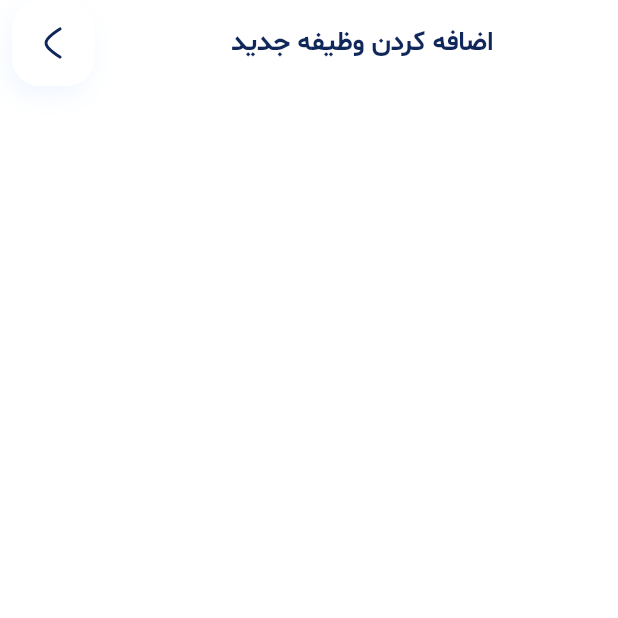
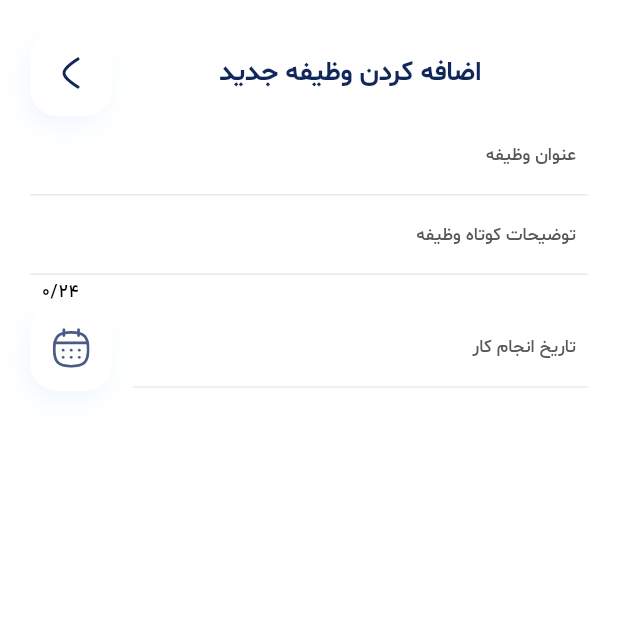
Before and after one commit to NovaTeamDevs/nova_task, a Flutter app: the screen it shows after launch, item 3 of the bottom bar chosen, on a phone screen of 412 x 824 dp, the top half of it. Run offline on Flutter 3.47's test engine with Material 3 defaults, Android fonts, the phone set to English and light mode, and no system bars; our stand-ins replace flutter_screenutil, flutter_svg, get, loading_animation_widget.

Commit message:
impl SelectedDateButton custom widget

```diff
--- a/lib/core/resources/app_strings.dart
+++ b/lib/core/resources/app_strings.dart
@@ -6,6 +6,9 @@ class AppStrings {
   static const homeMessage = "امیدواریم امروز تمام اهدافت رو با موفقیت تیک بزنی!";
   static const lastAddedTask = "جدیدترین وظیفه شما";
   static const viewAll = "مشاهده همه";
+  static const taskTitleLabel = "عنوان وظیفه";
+  static const taskDescription = "توضیحات کوتاه وظیفه";
+  static const taskDateLabel = "تاریخ انجام کار";
   static const addTask = "اضافه کردن وظیفه جدید";
   static const todayTaskListHeader = "لیست کارهای امروز شما";
 }
--- a/lib/core/resources/theme_management.dart
+++ b/lib/core/resources/theme_management.dart
@@ -8,17 +8,20 @@ class ThemeManagement {
     colorScheme: ColorScheme.light(
       background: const Color(0xFFFFFFFF),
       primary: const Color(0xFF5B67CA),
-      shadow: Color(0xFFF1F7FF),
+      shadow: const Color(0xFFF1F7FF),
+
       primaryContainer: const Color(0xFF5B67CA).withOpacity(0.30)
     ),
     navigationBarTheme: const NavigationBarThemeData(
       backgroundColor: Colors.white,
-
     ),
-    appBarTheme: const AppBarTheme(
-      backgroundColor: Color(0xFFFFFFFF),
-      surfaceTintColor: Color(0xFFFFFFFF),
-      titleTextStyle: TextStyle(fontFamily: "shabnam",fontSize: 16,fontWeight: FontWeight.w700,color: Color(0xFF10275A)),
+    inputDecorationTheme: const InputDecorationTheme(
+      enabledBorder: UnderlineInputBorder(
+        borderSide: BorderSide(color:Color(0xFFE8E9F3)),
+      ),
+      focusedBorder: UnderlineInputBorder(
+        borderSide: BorderSide(color:Color(0xFF5B67CA)),
+      ),
     ),
     textTheme: const TextTheme(
       titleMedium: TextStyle(fontSize: 18,fontWeight: FontWeight.w700,color: Color(0xFF10275A)),
--- a/lib/core/widgets/back_button_widget.dart
+++ b/lib/core/widgets/back_button_widget.dart
@@ -2,7 +2,6 @@ import 'package:flutter/material.dart';
 import 'package:flutter_screenutil/flutter_screenutil.dart';
 import 'package:flutter_svg/svg.dart';
 import 'package:get/get.dart';
-import 'package:nova_task/core/resources/dimens.dart';
 
 class BackButtonWidget extends StatelessWidget {
   const BackButtonWidget({
@@ -14,7 +13,6 @@ class BackButtonWidget extends StatelessWidget {
     return GestureDetector(
       onTap: () => Get.back(),
       child: Container(
-        margin: const EdgeInsets.symmetric(horizontal: Dimens.small),
         width: 48.w,
         height: 48.h,
         decoration: BoxDecoration(
--- /dev/null
+++ b/lib/core/widgets/selected_date_button.dart
@@ -0,0 +1,32 @@
+import 'package:flutter/material.dart';
+import 'package:flutter_screenutil/flutter_screenutil.dart';
+import 'package:flutter_svg/svg.dart';
+import 'package:get/get.dart';
+
+class SelectedDateButton extends StatelessWidget {
+  const SelectedDateButton({
+    super.key,
+  });
+
+  @override
+  Widget build(BuildContext context) {
+    return Container(
+      width: 48.w,
+      height: 48.h,
+      decoration: BoxDecoration(
+          borderRadius: BorderRadius.circular(16.r),
+          color: const Color(0xFFFFFFFF),
+          boxShadow: [
+            BoxShadow(
+                color: context.theme.colorScheme.shadow,
+                blurRadius: 13,
+                offset: const Offset(-3,7)
+            )
+          ]
+      ),
+      child: Center(
+        child: SvgPicture.asset("assets/svgs/Calendar.svg",height: 22.h,),
+      ),
+    );
+  }
+}
--- /dev/null
+++ b/lib/core/widgets/text_field_widget.dart
@@ -0,0 +1,25 @@
+import 'package:flutter/material.dart';
+import 'package:get/get.dart';
+
+import '../resources/dimens.dart';
+
+class TextFieldWidget extends StatelessWidget {
+  const TextFieldWidget({super.key, this.controller, this.label, this.validator, this.maxLength});
+  final TextEditingController? controller;
+  final String? label;
+  final String? Function(String? value)? validator;
+  final int? maxLength;
+  @override
+  Widget build(BuildContext context) {
+    return TextFormField(
+      controller: controller,
+      validator: validator,
+      maxLength: maxLength,
+      decoration: InputDecoration(
+        contentPadding: const EdgeInsets.all(Dimens.small),
+        labelText: label,
+        labelStyle: context.textTheme.bodySmall
+      ),
+    );
+  }
+}
--- a/lib/views/add_or_edit_task.dart
+++ b/lib/views/add_or_edit_task.dart
@@ -1,10 +1,11 @@
 import 'package:flutter/material.dart';
 import 'package:flutter_screenutil/flutter_screenutil.dart';
-import 'package:flutter_svg/flutter_svg.dart';
 import 'package:get/get.dart';
 import 'package:nova_task/core/resources/app_strings.dart';
 import 'package:nova_task/core/resources/dimens.dart';
 import 'package:nova_task/core/widgets/back_button_widget.dart';
+import 'package:nova_task/core/widgets/selected_date_button.dart';
+import 'package:nova_task/core/widgets/text_field_widget.dart';
 
 class AddOrEditTaskScreen extends StatelessWidget {
   const AddOrEditTaskScreen({super.key});
@@ -13,8 +14,12 @@ class AddOrEditTaskScreen extends StatelessWidget {
   Widget build(BuildContext context) {
     return Scaffold(
       body: SafeArea(
+        child: Padding(
+          padding: const EdgeInsets.all(Dimens.pageMargin),
+          child: SingleChildScrollView(
             child: Column(
               children: [
+                // app bar
                 Row(
                   children: [
                     const Spacer(),
@@ -22,8 +27,21 @@ class AddOrEditTaskScreen extends StatelessWidget {
                     const Spacer(),
                     const BackButtonWidget()
                   ],
+                ),
+                const TextFieldWidget(label: AppStrings.taskTitleLabel),
+                const TextFieldWidget(label: AppStrings.taskDescription,maxLength: 24),
+                // set date
+                Row(
+                  crossAxisAlignment: CrossAxisAlignment.center,
+                  children: [
+                    const Expanded(child: TextFieldWidget(label: AppStrings.taskDateLabel)),
+                    SizedBox(width: Dimens.medium.w,),
+                    SelectedDateButton(),
+                  ],
                 )
               ],
+            ),
+          ),
         ),
       ),
     );
```
Lines whose indentation alone changed are shown as unchanged.
